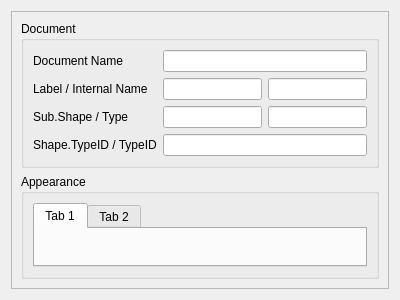
Before: the Qt Designer form src/Mod/Material/Gui/DlgInspectAppearance.ui in southseact-3d/fcd, drawn with Qt 5.
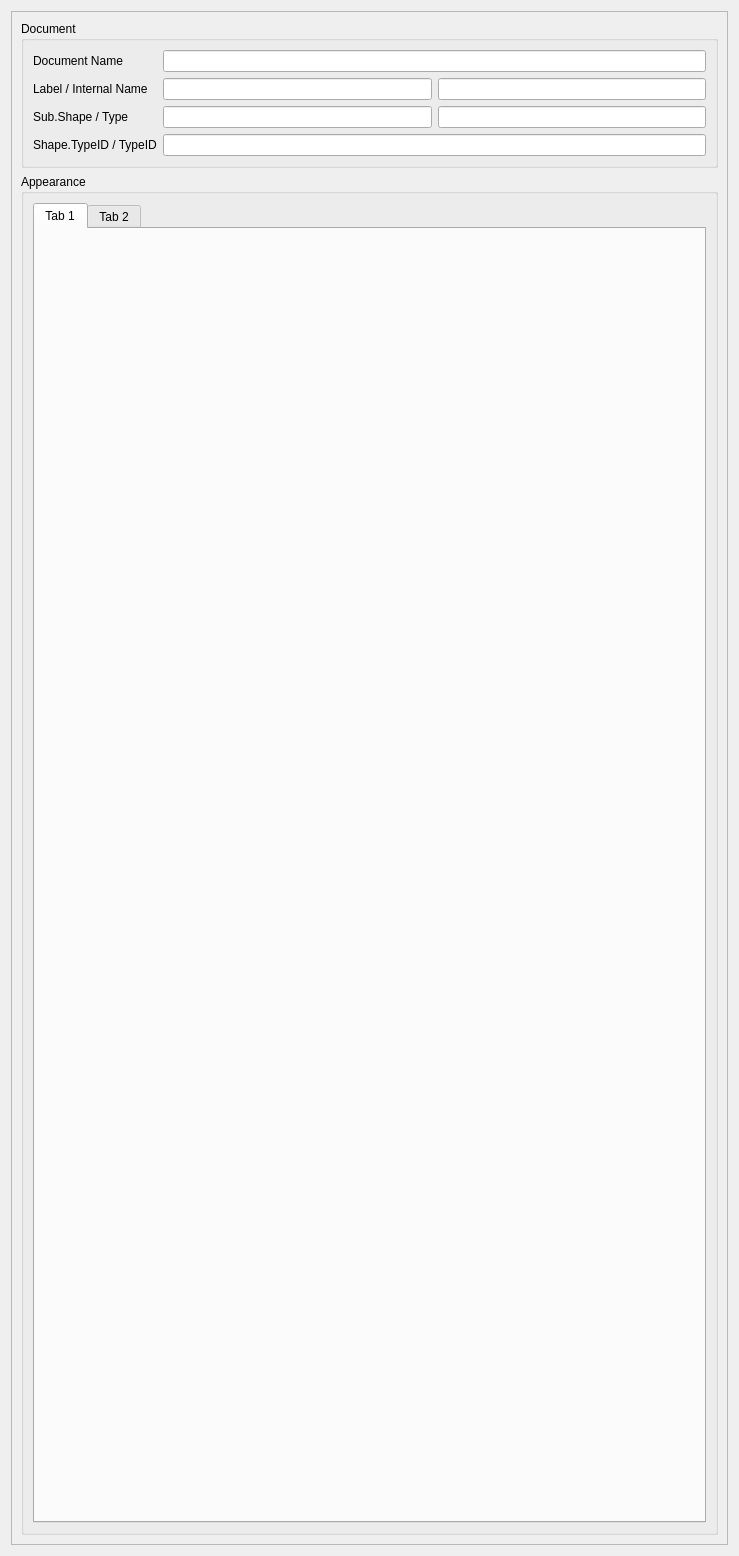
After: the same form once the commit is applied.

```diff
--- a/src/Mod/Material/Gui/DlgInspectAppearance.ui
+++ b/src/Mod/Material/Gui/DlgInspectAppearance.ui
@@ -6,8 +6,8 @@
    <rect>
     <x>0</x>
     <y>0</y>
-    <width>400</width>
-    <height>300</height>
+    <width>739</width>
+    <height>1556</height>
    </rect>
   </property>
   <property name="windowTitle">
@@ -24,8 +24,8 @@
        <rect>
         <x>0</x>
         <y>0</y>
-        <width>380</width>
-        <height>280</height>
+        <width>711</width>
+        <height>1528</height>
        </rect>
       </property>
       <layout class="QVBoxLayout" name="verticalLayout_2">
@@ -90,6 +90,12 @@
        </item>
        <item>
         <widget class="QGroupBox" name="groupBox_2">
+         <property name="sizePolicy">
+          <sizepolicy hsizetype="Preferred" vsizetype="Expanding">
+           <horstretch>0</horstretch>
+           <verstretch>0</verstretch>
+          </sizepolicy>
+         </property>
          <property name="title">
           <string>Appearance</string>
          </property>
```
